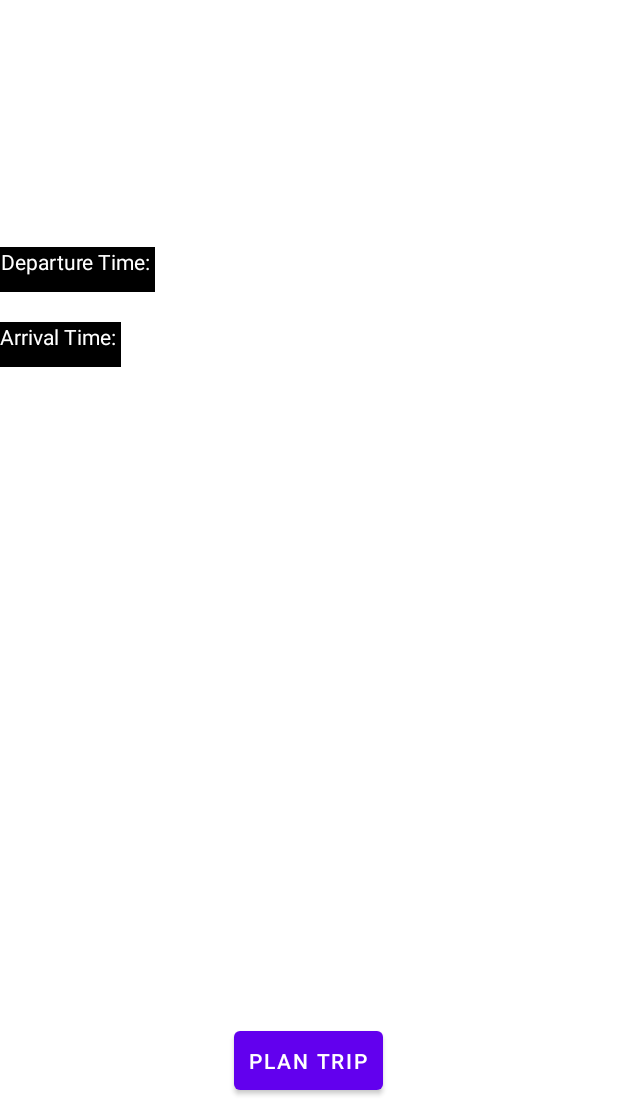
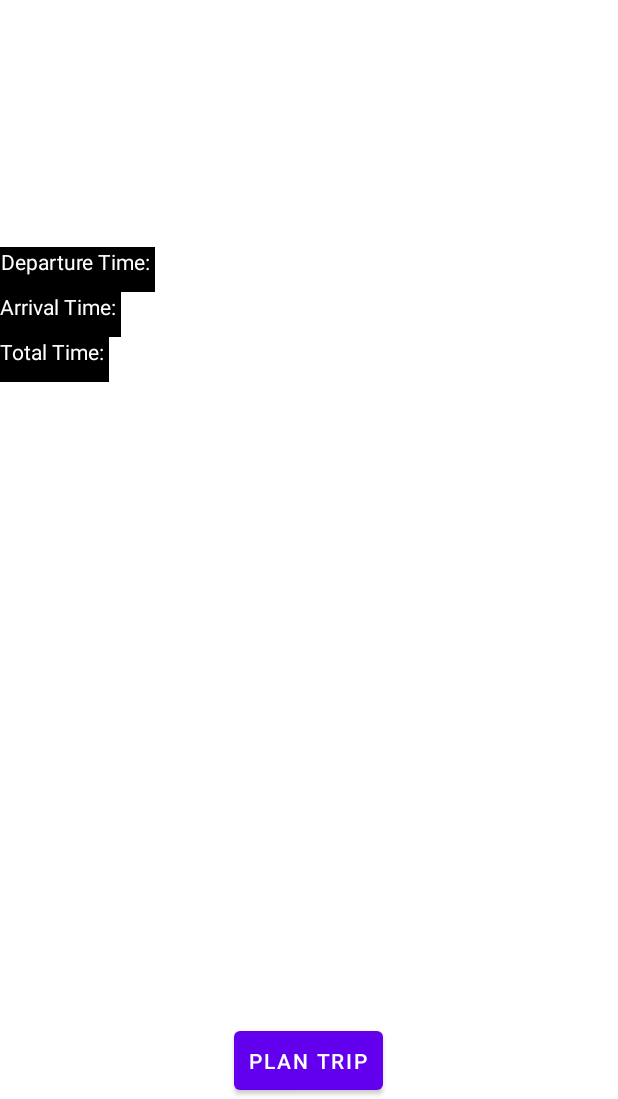
Before and after one commit to mtyra321/Clear-Routes, an Android app: the screen it shows after launch (MapsActivity), on a phone screen of 412 x 824 dp, the part 137-1236 px from its top. Run offline under Robolectric (Android 15) with nearby library versions, the phone set to English and light mode, and no system bars; our stand-ins replace Volley.

Commit message:
shows total time on screen

```diff
--- a/app/src/main/java/edu/byui/mynavigation/FetchURL.kt
+++ b/app/src/main/java/edu/byui/mynavigation/FetchURL.kt
@@ -24,9 +24,7 @@ class FetchURL(var mContext: Context) :
         try {
             // Fetching the data from web service
             data = downloadUrl(strings[0]!!)
-            Log.d("mylog", "Background task data $data")
         } catch (e: Exception) {
-            Log.d("Background Task", e.toString())
         }
         return data
     }
@@ -58,10 +56,8 @@ class FetchURL(var mContext: Context) :
                 sb.append(line)
             }
             data = sb.toString()
-            Log.d("mylog", "Downloaded URL: $data")
             br.close()
         } catch (e: Exception) {
-            Log.d("mylog", "Exception downloading URL: $e")
         } finally {
             iStream!!.close()
             urlConnection!!.disconnect()
--- a/app/src/main/java/edu/byui/mynavigation/MapsActivity.kt
+++ b/app/src/main/java/edu/byui/mynavigation/MapsActivity.kt
@@ -230,7 +230,7 @@ class MapsActivity : AppCompatActivity(), OnMapReadyCallback, TaskLoadedCallback
         }
         var hoursLength = totalTimeOfTrip / 3600
         var minutesLength = (totalTimeOfTrip % 3600) / 60
-
+        binding.totalTime.text = "Total Time: ${hoursLength}:${minutesLength}"
         var hours = depart.first + hoursLength
         var minutes = depart.second + minutesLength
         if(minutes >= 60){
@@ -424,7 +424,6 @@ class MapsActivity : AppCompatActivity(), OnMapReadyCallback, TaskLoadedCallback
             currentPolyline!!.remove()
         }
         currentPolyline = map.addPolyline(values[0] as PolylineOptions)
-        Log.i("polyline", "onTaskDone: $currentPolyline")
         val linePoints = currentPolyline!!.points
         placeMarkerOnMap(linePoints[0])
         placeMarkerOnMap(linePoints.last())
--- a/app/src/main/java/edu/byui/mynavigation/PointsParser.kt
+++ b/app/src/main/java/edu/byui/mynavigation/PointsParser.kt
@@ -30,10 +30,7 @@ class PointsParser(mContext: Context, directionMode: String) :
 
             // Starts parsing data
             routes = parser.parse(jObject)
-            Log.d("mylog", "Executing routes")
-            Log.d("mylog", routes.toString())
         } catch (e: Exception) {
-            Log.d("mylog", e.toString())
             e.printStackTrace()
         }
         return routes
--- a/app/src/main/res/layout/activity_maps.xml
+++ b/app/src/main/res/layout/activity_maps.xml
@@ -33,6 +33,8 @@
         >
 
     </TextView>
+
+
     <TextView
         android:id="@+id/arriveTime"
         android:layout_width="wrap_content"
@@ -40,11 +42,24 @@
         android:textColor="@color/white"
         android:background="@color/black"
         android:text="Arrival Time: "
-        android:layout_marginTop="250dp"
+        android:layout_marginTop="230dp"
 
         >
 
     </TextView>
+
+    <TextView
+        android:id="@+id/totalTime"
+        android:layout_width="wrap_content"
+        android:layout_height="30dp"
+        android:textColor="@color/white"
+        android:background="@color/black"
+        android:text="Total Time: "
+        android:layout_marginTop="260dp"
+
+        >
+    </TextView>
+
     <Button
         android:id="@+id/planBtn"
         android:layout_width="wrap_content"
```
